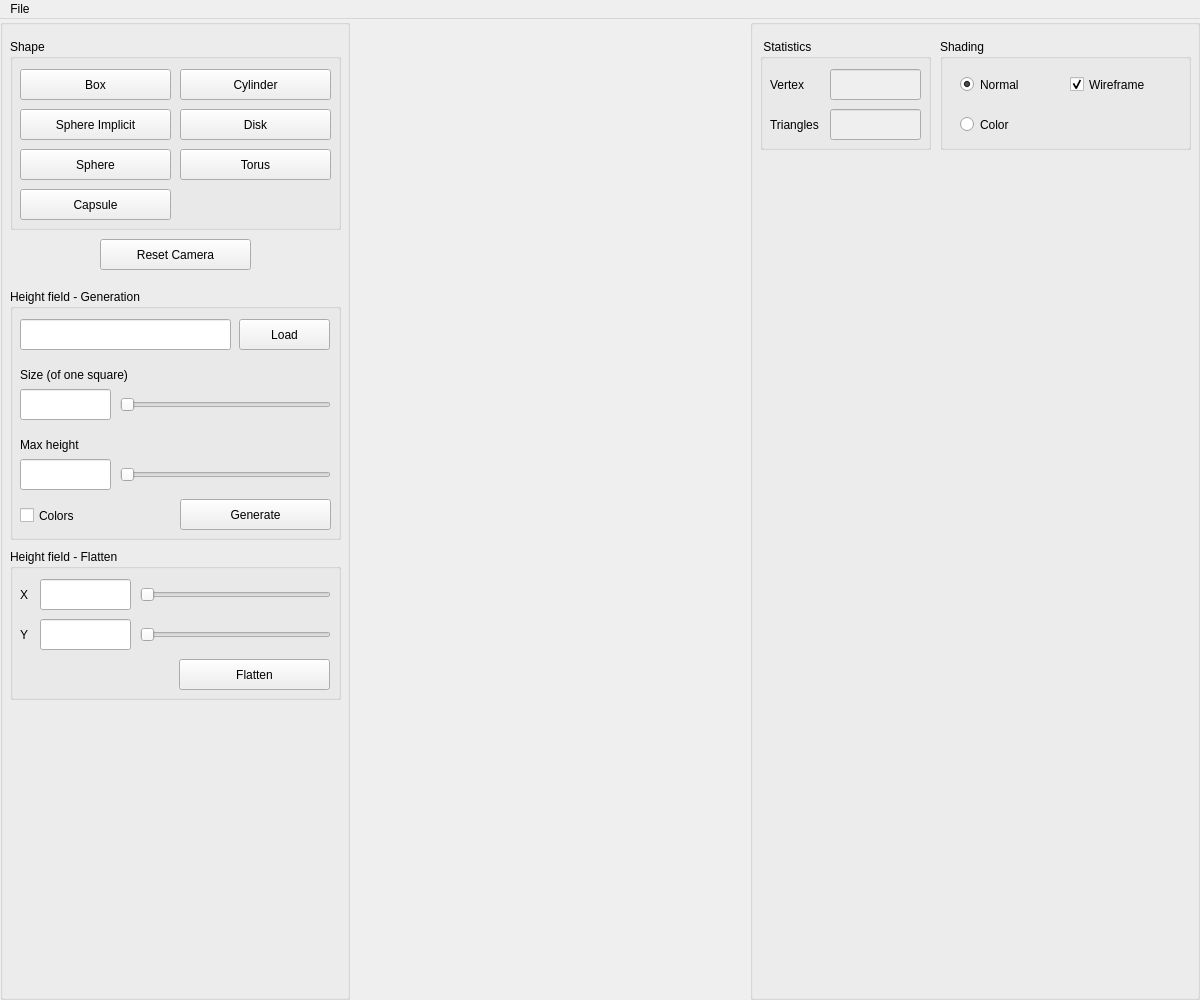
Before: the Qt Designer form AppTinyMesh/UI/interface.ui in Spaicat/M1-S7-MeshVisualization, drawn with Qt 5.
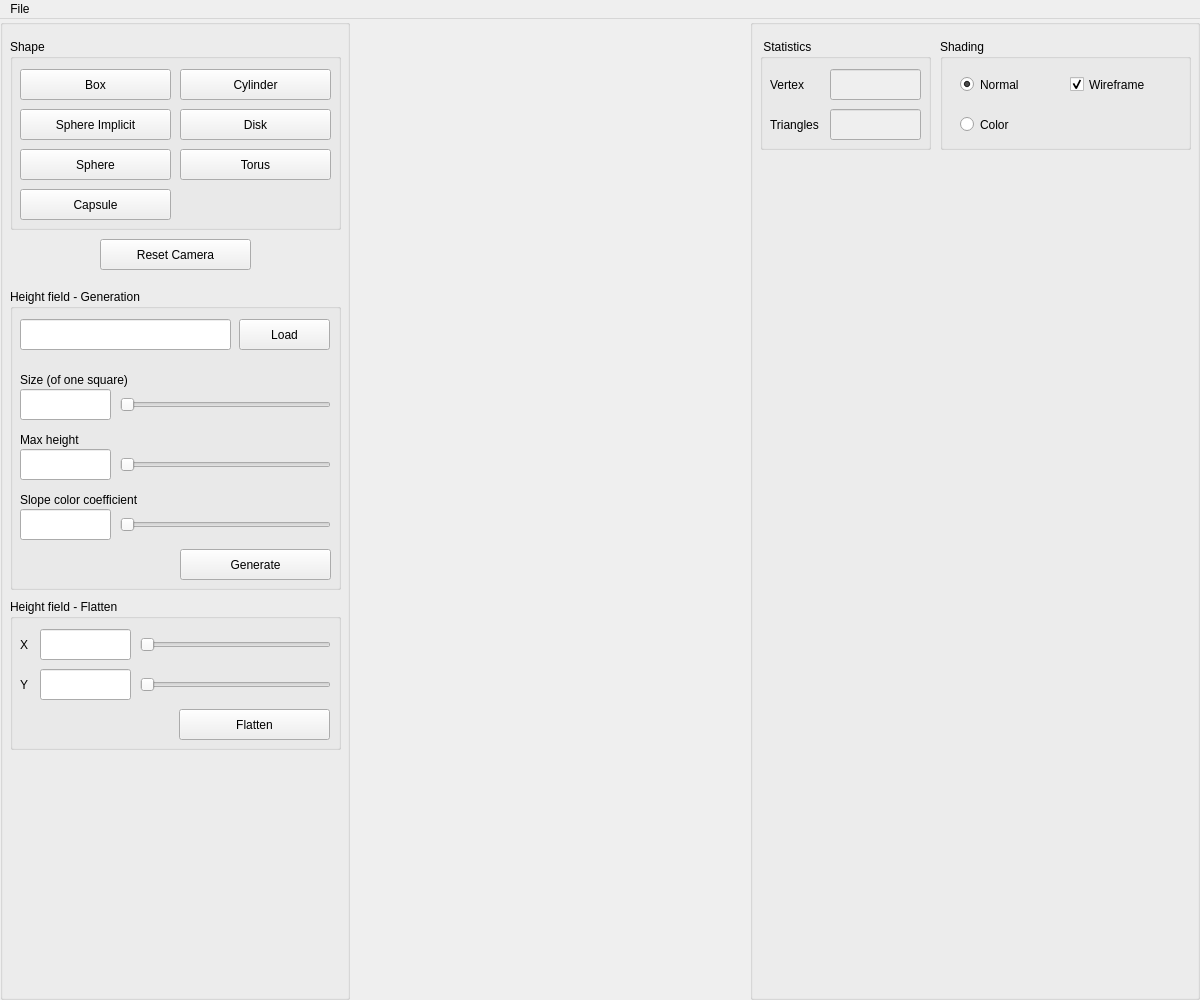
After: the same form once the commit is applied.

Commit message: HeightField : Color slope

Patch:
```diff
--- a/AppTinyMesh/UI/interface.ui
+++ b/AppTinyMesh/UI/interface.ui
@@ -271,7 +271,7 @@
          <x>10</x>
          <y>270</y>
          <width>331</width>
-         <height>251</height>
+         <height>301</height>
         </rect>
        </property>
        <property name="title">
@@ -310,7 +310,7 @@
         <property name="geometry">
          <rect>
           <x>170</x>
-          <y>210</y>
+          <y>260</y>
           <width>151</width>
           <height>31</height>
          </rect>
@@ -333,9 +333,9 @@
         <property name="geometry">
          <rect>
           <x>10</x>
-          <y>70</y>
+          <y>80</y>
           <width>131</width>
-          <height>31</height>
+          <height>21</height>
          </rect>
         </property>
         <property name="text">
@@ -348,7 +348,7 @@
           <x>10</x>
           <y>140</y>
           <width>131</width>
-          <height>31</height>
+          <height>21</height>
          </rect>
         </property>
         <property name="text">
@@ -359,7 +359,7 @@
         <property name="geometry">
          <rect>
           <x>10</x>
-          <y>170</y>
+          <y>160</y>
           <width>91</width>
           <height>31</height>
          </rect>
@@ -388,7 +388,7 @@
         <property name="geometry">
          <rect>
           <x>110</x>
-          <y>170</y>
+          <y>160</y>
           <width>211</width>
           <height>31</height>
          </rect>
@@ -403,17 +403,43 @@
          <enum>Qt::Horizontal</enum>
         </property>
        </widget>
-       <widget class="QCheckBox" name="withColors">
+       <widget class="QSlider" name="colorSlider">
         <property name="geometry">
          <rect>
+          <x>110</x>
+          <y>220</y>
+          <width>211</width>
+          <height>31</height>
+         </rect>
+        </property>
+        <property name="maximum">
+         <number>100</number>
+        </property>
+        <property name="orientation">
+         <enum>Qt::Horizontal</enum>
+        </property>
+       </widget>
+       <widget class="QLineEdit" name="colorSlope">
+        <property name="geometry">
+         <rect>
           <x>10</x>
-          <y>211</y>
-          <width>111</width>
+          <y>220</y>
+          <width>91</width>
           <height>31</height>
+         </rect>
+        </property>
+       </widget>
+       <widget class="QLabel" name="label_7">
+        <property name="geometry">
+         <rect>
+          <x>10</x>
+          <y>200</y>
+          <width>131</width>
+          <height>21</height>
          </rect>
         </property>
         <property name="text">
-         <string>Colors</string>
+         <string>Slope color coefficient</string>
         </property>
        </widget>
       </widget>
@@ -421,7 +447,7 @@
        <property name="geometry">
         <rect>
          <x>10</x>
-         <y>530</y>
+         <y>580</y>
          <width>331</width>
          <height>151</height>
         </rect>
```
The commit also changes 4 other files.
